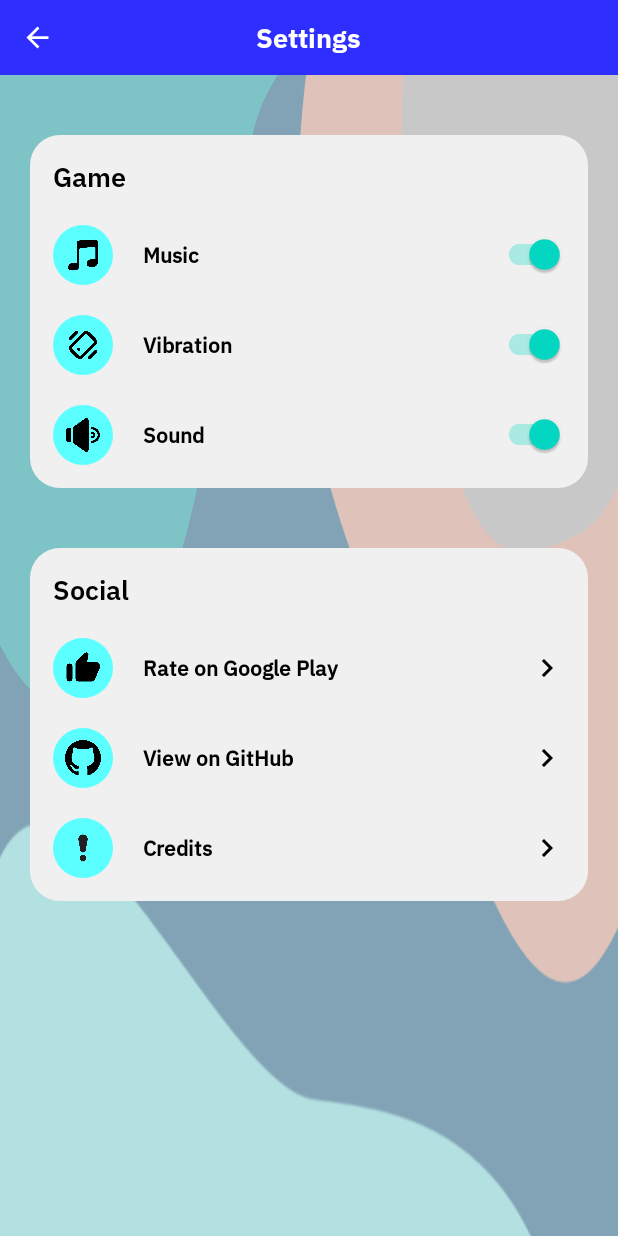
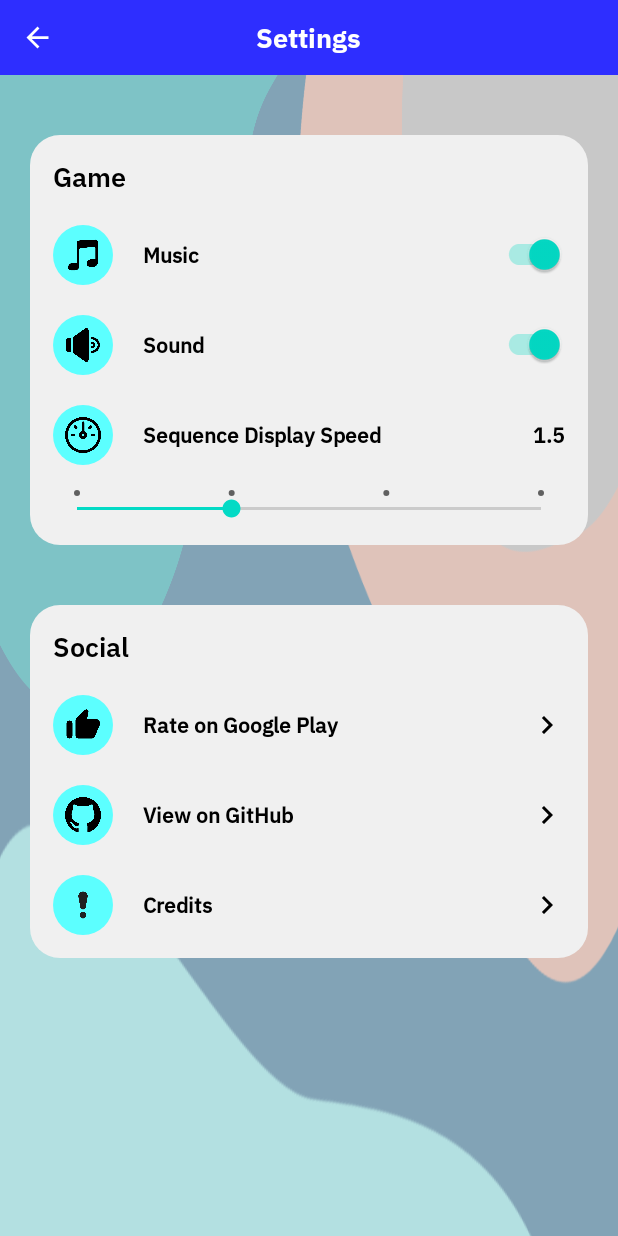
Before and after one commit to BarbodH/mad-grid, an Android app: the SettingsActivity screen opened directly, with no data from a screen before it, on a phone screen of 412 x 824 dp. Run offline under Robolectric (Android 15) with nearby library versions, the phone set to English and light mode, and no system bars.

Commit message:
Replaced vibration with game speed adjustability

```diff
--- a/app/src/main/java/com/barbodh/madgrid/activities/SettingsActivity.java
+++ b/app/src/main/java/com/barbodh/madgrid/activities/SettingsActivity.java
@@ -8,17 +8,20 @@ import android.content.SharedPreferences;
 import android.net.Uri;
 import android.os.Bundle;
 import android.view.View;
+import android.widget.SeekBar;
+import android.widget.TextView;
 
 import com.barbodh.madgrid.R;
-import com.barbodh.madgrid.activities.CreditsActivity;
-import com.barbodh.madgrid.activities.MainActivity;
+
+import java.util.Locale;
 
 public class SettingsActivity extends AppCompatActivity {
     // data variables
     public static final String SHARED_PREFS = "sharedPrefs";
     private boolean music;
-    private boolean vibration;
     private boolean sound;
+    private int speed;
+    private TextView speedometerValue;
 
     @Override
     protected void onCreate(Bundle savedInstanceState) {
@@ -26,35 +29,70 @@ public class SettingsActivity extends AppCompatActivity {
         setContentView(R.layout.activity_settings);
         loadSettings();
         updateSettingsView();
+
+        // set up 'Display Sequence Settings' seekbar & displayed value
+        SeekBar seekbar = (SeekBar) findViewById(R.id.settings_seekbar_speedometer);
+        speedometerValue = (TextView) findViewById(R.id.settings_text_speedometer_value);
+        seekbar.setOnSeekBarChangeListener(new SeekBar.OnSeekBarChangeListener() {
+            @Override
+            public void onProgressChanged(SeekBar seekBar, int progress, boolean fromUser) {
+                speedometerValue.setText(convertProgressToSpeed(progress));
+            }
+
+            @Override
+            public void onStartTrackingTouch(SeekBar seekBar) {}
+
+            @Override
+            public void onStopTrackingTouch(SeekBar seekBar) {}
+        });
     }
 
     /**
      * Loads previously saved settings from Shared Preferences
      * Precondition(s): none
-     * Postcondition(s): settings boolean data variables are initialized with a default value of 'true'
+     * Postcondition(s): settings data variables are initialized with default values:
+     *                   true for 'music' & 'sound' booleans
+     *                   1 for 'speed' integer
      */
     private void loadSettings() {
         SharedPreferences sharedPreferences = getSharedPreferences(SHARED_PREFS, MODE_PRIVATE);
         this.music = sharedPreferences.getBoolean("Music", true);
-        this.vibration = sharedPreferences.getBoolean("Vibration", true);
         this.sound = sharedPreferences.getBoolean("Sound", true);
+        this.speed = sharedPreferences.getInt("Speed", 1); // 0 gets mapped to 1.0x
     }
 
     /**
-     * Determine the state of switches based on previously saved settings in Shared Preferences
-     * Precondition(s): 'music', 'vibration', and 'sound' boolean data variables are already loaded & initialized
-     * Postcondition(s): Switches are checked/unchecked according to loaded boolean settings in Shared Preferences
+     * Determines the state of switches based on previously saved settings in Shared Preferences
+     * Precondition(s): settings data variables are already loaded & initialized
+     * Postcondition(s): switches are checked/unchecked and seekbar is set up according to loaded settings in Shared Preferences
      */
     private void updateSettingsView() {
         ((SwitchCompat) findViewById(R.id.settings_switch_music)).setChecked(this.music);
-        ((SwitchCompat) findViewById(R.id.settings_switch_vibration)).setChecked(this.vibration);
         ((SwitchCompat) findViewById(R.id.settings_switch_sound)).setChecked(this.sound);
+        ((SeekBar) findViewById(R.id.settings_seekbar_speedometer)).setProgress(this.speed);
+        ((TextView) findViewById(R.id.settings_text_speedometer_value)).setText(convertProgressToSpeed(this.speed));
+    }
+
+    /**
+     * Helper method to convert seekbar progress to speed
+     * Precondition(s): 'progress' is an integer in interval [0, 3]
+     * Postcondition(s): value is returned (1 decimal place) using the following seekbar progress to speed map:
+     *                   0 -> 1.0
+     *                   1 -> 1.5
+     *                   2 -> 2.0
+     *                   3 -> 2.5
+     * @param progress - seekbar progress value
+     * @return speed value (1 decimal place)
+     */
+    private String convertProgressToSpeed(int progress) {
+        float floatProgress = ((float) progress + 2) / 2;
+        return String.format(Locale.getDefault(), "%.1f", floatProgress);
     }
 
     /**
      * Saves settings and returns to homepage
      * Precondition(s): none
-     * Postcondition(s): settings booleans are saved to Shared Preferences and MainActivity is started
+     * Postcondition(s): settings values are saved to Shared Preferences and MainActivity is started
      * @param view - user interface
      */
     public void returnHome(View view) {
@@ -62,11 +100,11 @@ public class SettingsActivity extends AppCompatActivity {
         SharedPreferences sharedPreferences = getSharedPreferences(SHARED_PREFS, MODE_PRIVATE);
         SharedPreferences.Editor editor = sharedPreferences.edit();
         boolean musicOn = ((SwitchCompat) findViewById(R.id.settings_switch_music)).isChecked();
-        boolean VibrationOn = ((SwitchCompat) findViewById(R.id.settings_switch_vibration)).isChecked();
         boolean soundOn = ((SwitchCompat) findViewById(R.id.settings_switch_sound)).isChecked();
+        int speedValue = ((SeekBar) findViewById(R.id.settings_seekbar_speedometer)).getProgress();
         editor.putBoolean("Music", musicOn);
-        editor.putBoolean("Vibration", VibrationOn);
         editor.putBoolean("Sound", soundOn);
+        editor.putInt("Speed", speedValue);
         editor.apply();
 
         // return to homepage (start MainActivity)
--- a/app/src/main/res/layout/activity_settings.xml
+++ b/app/src/main/res/layout/activity_settings.xml
@@ -32,6 +32,7 @@
             android:textColor="@color/white"
             android:textSize="18sp"
             android:textStyle="bold" />
+
     </RelativeLayout>
 
     <ScrollView
@@ -99,43 +100,7 @@
                         android:layout_centerVertical="true"
                         android:switchMinWidth="50dp"
                         android:theme="@style/settingsSwitch"/>
-                </RelativeLayout>
 
-                <RelativeLayout
-                    android:id="@+id/settings_relative_layout_vibration"
-                    android:layout_width="match_parent"
-                    android:layout_height="wrap_content"
-                    android:layout_marginTop="20dp" >
-
-                    <ImageView
-                        android:id="@+id/settings_image_vibration_icon"
-                        android:layout_width="40dp"
-                        android:layout_height="40dp"
-                        android:background="@drawable/settings_background_game_icon"
-                        android:contentDescription="@string/settings_vibration_icon"
-                        android:padding="8dp"
-                        android:src="@drawable/settings_vibration_icon" />
-
-                    <TextView
-                        android:id="@+id/settings_text_vibration_label"
-                        android:layout_width="wrap_content"
-                        android:layout_height="wrap_content"
-                        android:layout_centerInParent="true"
-                        android:layout_marginStart="20dp"
-                        android:layout_toEndOf="@+id/settings_image_vibration_icon"
-                        android:fontFamily="@font/ibm_plex_sans_medium"
-                        android:text="@string/settings_vibration"
-                        android:textColor="@color/black"
-                        android:textStyle="bold" />
-
-                    <androidx.appcompat.widget.SwitchCompat
-                        android:id="@+id/settings_switch_vibration"
-                        android:layout_width="wrap_content"
-                        android:layout_height="wrap_content"
-                        android:layout_alignParentEnd="true"
-                        android:layout_centerVertical="true"
-                        android:switchMinWidth="50dp"
-                        android:theme="@style/settingsSwitch"/>
                 </RelativeLayout>
 
                 <RelativeLayout
@@ -173,7 +138,56 @@
                         android:layout_centerVertical="true"
                         android:switchMinWidth="50dp"
                         android:theme="@style/settingsSwitch"/>
+
                 </RelativeLayout>
+
+                <RelativeLayout
+                    android:id="@+id/settings_relative_layout_speedometer"
+                    android:layout_width="match_parent"
+                    android:layout_height="wrap_content"
+                    android:layout_marginTop="20dp" >
+
+                    <ImageView
+                        android:id="@+id/settings_image_speedometer_icon"
+                        android:layout_width="40dp"
+                        android:layout_height="40dp"
+                        android:background="@drawable/settings_background_game_icon"
+                        android:contentDescription="@string/settings_sound_icon"
+                        android:padding="8dp"
+                        android:src="@drawable/settings_speedometer_icon" />
+
+                    <TextView
+                        android:id="@+id/settings_text_speedometer_label"
+                        android:layout_width="wrap_content"
+                        android:layout_height="wrap_content"
+                        android:layout_centerInParent="true"
+                        android:layout_marginStart="20dp"
+                        android:layout_toEndOf="@+id/settings_image_speedometer_icon"
+                        android:fontFamily="@font/ibm_plex_sans_medium"
+                        android:text="@string/settings_speed"
+                        android:textColor="@color/black"
+                        android:textStyle="bold" />
+
+                    <TextView
+                        android:id="@+id/settings_text_speedometer_value"
+                        android:layout_width="wrap_content"
+                        android:layout_height="wrap_content"
+                        android:layout_alignParentEnd="true"
+                        android:layout_centerVertical="true"
+                        android:fontFamily="@font/ibm_plex_sans_medium"
+                        android:textColor="@color/black"
+                        android:textStyle="bold" />
+
+                </RelativeLayout>
+
+                <SeekBar
+                    android:id="@+id/settings_seekbar_speedometer"
+                    android:layout_width="match_parent"
+                    android:layout_height="wrap_content"
+                    android:max="3"
+                    android:theme="@style/Widget.AppCompat.SeekBar.Discrete"
+                    android:paddingTop="20dp"/>
+
             </LinearLayout>
 
             <!-- Social Settings -->
@@ -233,6 +247,7 @@
                         android:onClick="openGooglePlay"
                         android:src="@drawable/settings_arrow_icon"
                         android:contentDescription="@string/settings_open_page_icon" />
+
                 </RelativeLayout>
 
                 <RelativeLayout
@@ -271,6 +286,7 @@
                         android:contentDescription="@string/settings_open_page_icon"
                         android:onClick="openGitHub"
                         android:src="@drawable/settings_arrow_icon" />
+
                 </RelativeLayout>
 
                 <RelativeLayout
@@ -309,6 +325,7 @@
                         android:onClick="openCredits"
                         android:src="@drawable/settings_arrow_icon"
                         android:contentDescription="@string/settings_open_page_icon" />
+
                 </RelativeLayout>
 
             </LinearLayout>
--- a/app/src/main/res/values/strings.xml
+++ b/app/src/main/res/values/strings.xml
@@ -17,8 +17,13 @@
 
     <!-- settings items -->
     <string name="settings_music">Music</string>
-    <string name="settings_vibration">Vibration</string>
     <string name="settings_sound">Sound</string>
+    <string name="settings_speed">Sequence Display Speed</string>
+    <string-array name="settings_speeds">
+        <item>Slow</item>
+        <item>Medium</item>
+        <item>Fast</item>
+    </string-array>
     <string name="settings_rate">Rate on Google Play</string>
     <string name="settings_github">View on GitHub</string>
     <string name="settings_credits">Credits</string>
```
Also changed, not shown: app/src/main/java/com/barbodh/madgrid/activities/GameActivity.java (+52 -7 lines), app/src/main/res/anim/bounce_1_5.xml (added, +11 -0 lines), app/src/main/res/anim/bounce_2_0.xml (added, +11 -0 lines), app/src/main/res/anim/bounce_2_5.xml (added, +11 -0 lines), app/src/main/res/anim/bounce_1_0.xml (renamed from app/src/main/res/anim/bounce.xml), app/src/main/res/drawable/settings_speedometer_icon.png (added), 1 other file.
